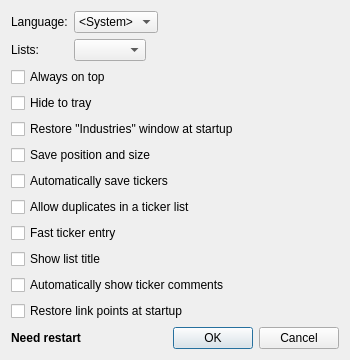
This is options.ui in HappySeaFox/tht as Qt 5 draws it before an edit. The edited form follows.
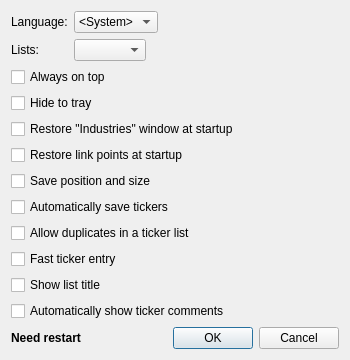
This is the edited form. Icons and pictures are not drawn.

Commit message: Move the checkbox "Restore link points"

Diff of the .ui file:
```diff
--- a/options.ui
+++ b/options.ui
@@ -14,13 +14,6 @@
    <string>Options</string>
   </property>
   <layout class="QGridLayout" name="gridLayout_3">
-   <item row="6" column="0" colspan="3">
-    <widget class="QCheckBox" name="checkHeader">
-     <property name="text">
-      <string>Show list title</string>
-     </property>
-    </widget>
-   </item>
    <item row="0" column="0" colspan="3">
     <layout class="QGridLayout" name="gridLayout_2">
      <item row="0" column="0">
@@ -109,28 +102,28 @@
      </property>
     </widget>
    </item>
-   <item row="2" column="0" colspan="3">
+   <item row="3" column="0" colspan="3">
     <widget class="QCheckBox" name="checkSave">
      <property name="text">
       <string>Save position and size</string>
      </property>
     </widget>
    </item>
-   <item row="3" column="0" colspan="3">
+   <item row="4" column="0" colspan="3">
     <widget class="QCheckBox" name="checkSaveTickers">
      <property name="text">
       <string>Automatically save tickers</string>
      </property>
     </widget>
    </item>
-   <item row="4" column="0" colspan="3">
+   <item row="5" column="0" colspan="3">
     <widget class="QCheckBox" name="checkAllowDups">
      <property name="text">
       <string>Allow duplicates in a ticker list</string>
      </property>
     </widget>
    </item>
-   <item row="9" column="0">
+   <item row="10" column="0">
     <spacer name="verticalSpacer">
      <property name="orientation">
       <enum>Qt::Vertical</enum>
@@ -143,7 +136,7 @@
      </property>
     </spacer>
    </item>
-   <item row="10" column="2">
+   <item row="11" column="2">
     <widget class="QDialogButtonBox" name="buttonBox">
      <property name="orientation">
       <enum>Qt::Horizontal</enum>
@@ -153,14 +146,14 @@
      </property>
     </widget>
    </item>
-   <item row="5" column="0" colspan="3">
+   <item row="6" column="0" colspan="3">
     <widget class="QCheckBox" name="checkMini">
      <property name="text">
       <string>Fast ticker entry</string>
      </property>
     </widget>
    </item>
-   <item row="10" column="1">
+   <item row="11" column="1">
     <spacer name="horizontalSpacer">
      <property name="orientation">
       <enum>Qt::Horizontal</enum>
@@ -173,7 +166,7 @@
      </property>
     </spacer>
    </item>
-   <item row="10" column="0">
+   <item row="11" column="0">
     <widget class="QLabel" name="labelRestart">
      <property name="font">
       <font>
@@ -186,14 +179,21 @@
      </property>
     </widget>
    </item>
-   <item row="7" column="0" colspan="3">
+   <item row="8" column="0" colspan="3">
     <widget class="QCheckBox" name="checkComments">
      <property name="text">
       <string>Automatically show ticker comments</string>
      </property>
     </widget>
    </item>
-   <item row="8" column="0" colspan="3">
+   <item row="7" column="0" colspan="3">
+    <widget class="QCheckBox" name="checkHeader">
+     <property name="text">
+      <string>Show list title</string>
+     </property>
+    </widget>
+   </item>
+   <item row="2" column="0" colspan="3">
     <widget class="QCheckBox" name="checkRestoreLP">
      <property name="text">
       <string>Restore link points at startup</string>
```
Left out of the diff: 2 changed lines with no effect on the pictures. The commit also changes 2 other files.
